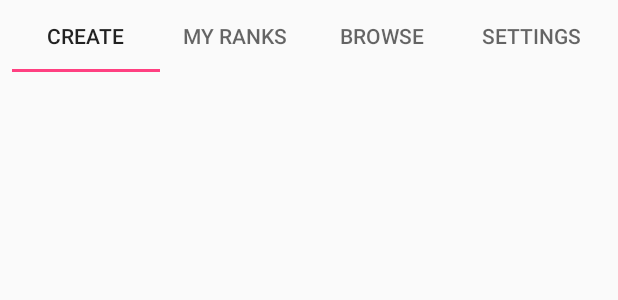
After one commit to aTobyWanKenobi/uni-rank-android, an Android app: the layout activity_tabbed.xml on its own in the app's theme, with its tools: preview values and no code run, on a phone screen of 412 x 824 dp. The commit adds this screen. Shown: the top 300 px of the screen. Run offline under Robolectric (Android 15) with nearby library versions, the phone set to English and light mode, and no system bars.

Commit message:
tabbed activity created

```diff
--- a/app/build.gradle
+++ b/app/build.gradle
@@ -34,13 +34,15 @@
     androidTestCompile('com.android.support.test.espresso:espresso-core:2.2.2', {
         exclude group: 'com.android.support', module: 'support-annotations'
     })
+    compile files('libs/flanagan.jar')
+    compile files('libs/Jama-1.0.3.jar')
     compile 'com.android.support:appcompat-v7:24.2.1'
     compile 'com.android.support:design:24.2.1'
     compile 'com.android.support.constraint:constraint-layout:1.0.2'
     compile 'com.android.support:support-v4:24.2.1'
+    compile 'com.android.support:recyclerview-v7:24.2.1'
+    compile 'com.astuetz:pagerslidingtabstrip:1.0.1'
     testCompile 'junit:junit:4.12'
-    compile files('libs/flanagan.jar')
-    compile files('libs/Jama-1.0.3.jar')
 }
 
 jacoco {
--- a/app/src/main/AndroidManifest.xml
+++ b/app/src/main/AndroidManifest.xml
@@ -11,6 +11,10 @@
         <activity
             android:name=".SidebarActivity"
             android:label="@string/app_name"
+            android:theme="@style/AppTheme.NoActionBar"></activity>
+        <activity
+            android:name=".TabbedActivity"
+            android:label="@string/title_activity_tabbed"
             android:theme="@style/AppTheme.NoActionBar">
             <intent-filter>
                 <action android:name="android.intent.action.MAIN" />
--- /dev/null
+++ b/app/src/main/res/layout/activity_tabbed.xml
@@ -0,0 +1,66 @@
+<?xml version="1.0" encoding="utf-8"?>
+
+<RelativeLayout xmlns:app="http://schemas.android.com/apk/res-auto"
+    xmlns:tools="http://schemas.android.com/tools"
+    xmlns:android="http://schemas.android.com/apk/res/android"
+    android:layout_width="match_parent"
+    android:layout_height="match_parent">
+
+    <android.support.v4.view.ViewPager
+        android:id="@+id/view_pager"
+        android:layout_width="0dp"
+        android:layout_height="0dp"
+        app:layout_behavior="@string/appbar_scrolling_view_behavior"
+        tools:layout_editor_absoluteX="0dp"
+        tools:layout_editor_absoluteY="0dp" />
+
+    <android.support.design.widget.TabLayout
+        android:id="@+id/sliding_tabs"
+        android:layout_width="match_parent"
+        android:layout_height="48dp"
+        android:layout_alignParentTop="true"
+        android:layout_marginEnd="8dp"
+        android:layout_marginLeft="8dp"
+        android:layout_marginRight="8dp"
+        android:layout_marginStart="8dp"
+        app:tabMode="fixed">
+
+        <android.support.design.widget.TabItem
+            android:id="@+id/create_tab"
+            android:layout_width="wrap_content"
+            android:layout_height="wrap_content"
+            android:text="Create" />
+
+        <android.support.design.widget.TabItem
+            android:id="@+id/myrank_tab"
+            android:layout_width="wrap_content"
+            android:layout_height="wrap_content"
+            android:text="My Ranks" />
+
+        <android.support.design.widget.TabItem
+            android:id="@+id/browse_tab"
+            android:layout_width="wrap_content"
+            android:layout_height="wrap_content"
+            android:text="Browse" />
+
+        <android.support.design.widget.TabItem
+            android:id="@+id/settings_tab"
+            android:layout_width="wrap_content"
+            android:layout_height="wrap_content"
+            android:text="Settings" />
+    </android.support.design.widget.TabLayout>
+
+    <FrameLayout
+        android:id="@+id/frag_container"
+        android:layout_width="match_parent"
+        android:layout_height="match_parent"
+        android:layout_below="@+id/sliding_tabs"
+        android:layout_marginBottom="8dp"
+        android:layout_marginEnd="8dp"
+        android:layout_marginLeft="8dp"
+        android:layout_marginRight="8dp"
+        android:layout_marginStart="8dp"
+        android:layout_marginTop="8dp">
+    </FrameLayout>
+
+</RelativeLayout>
--- a/app/src/main/res/values/dimens.xml
+++ b/app/src/main/res/values/dimens.xml
@@ -8,4 +8,7 @@
 
     <!--Mines-->
     <dimen name="uni_rank_list_cell_height">20dp</dimen>
+    <dimen name="text_margin">16dp</dimen>
+    <dimen name="fab_margin">16dp</dimen>
+    <dimen name="appbar_padding_top">8dp</dimen>
 </resources>
--- a/app/src/main/res/values/strings.xml
+++ b/app/src/main/res/values/strings.xml
@@ -8,4 +8,6 @@
 
     <!-- TODO: Remove or change this placeholder text -->
     <string name="hello_blank_fragment">Hello blank fragment</string>
+    <string name="title_activity_tabbed">TabbedActivity</string>
+    <string name="section_format">Hello World from section: %1$d</string>
 </resources>
```
Also changed, not shown: app/src/main/java/com/example/albergon/unirank/Fragments/BlueFragment.java (added, +109 -0 lines), app/src/main/java/com/example/albergon/unirank/Fragments/GreenFragment.java (added, +109 -0 lines), app/src/main/java/com/example/albergon/unirank/Fragments/RedFragment.java (added, +109 -0 lines), app/src/main/java/com/example/albergon/unirank/TabbedActivity.java (added, +90 -0 lines), app/src/main/java/com/example/albergon/unirank/TabsFragmentPagerAdapter.java (added, +56 -0 lines), app/src/main/java/com/example/albergon/unirank/dummy/DummyContent.java (added, +72 -0 lines), app/src/main/res/layout/fragment_blank.xml (added, +14 -0 lines), app/src/main/res/layout/fragment_green.xml (added, +15 -0 lines), app/src/main/res/layout/fragment_red.xml (added, +14 -0 lines), app/src/main/res/layout/fragment_tabbed.xml (added, +16 -0 lines), app/src/main/res/layout/switch_item.xml (added, +11 -0 lines), app/src/main/res/menu/menu_tabbed.xml (added, +9 -0 lines).
